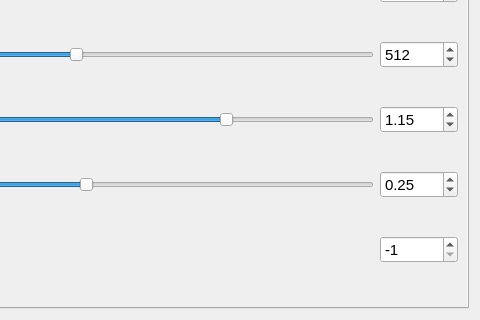
Above: assets/ui/ui_settings.ui from shinomakoi/magi_llm_gui before the change; both pictures show x 168 to 648 and y 406 to 726 of the 648 by 726 pixel window. Below: the same form after it.
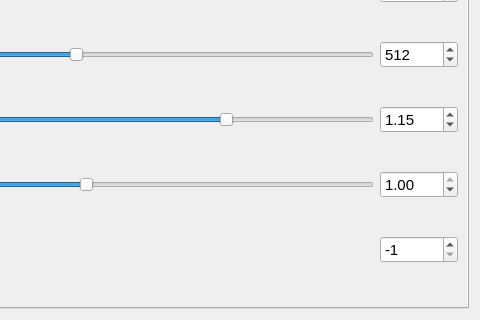
That is the form after the change.

What changed in the file:
```diff
--- a/assets/ui/ui_settings.ui
+++ b/assets/ui/ui_settings.ui
@@ -352,7 +352,7 @@
           <double>0.010000000000000</double>
          </property>
          <property name="value">
-          <double>0.250000000000000</double>
+          <double>1.000000000000000</double>
          </property>
         </widget>
        </item>
```
